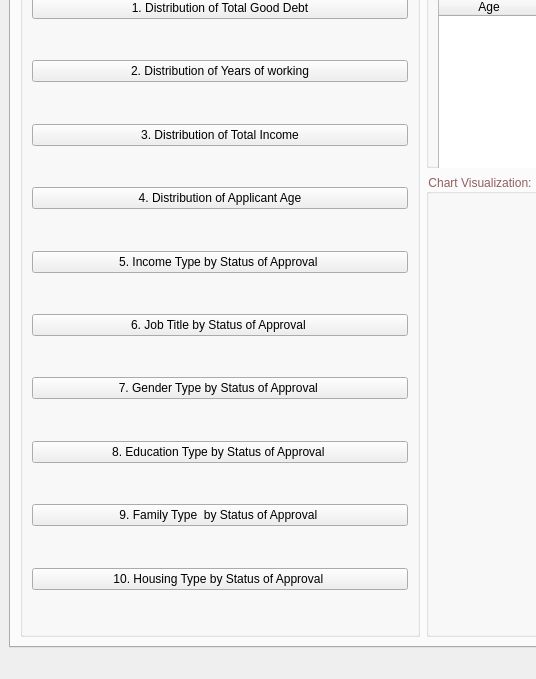
Qt form UI/MainWindow.ui (ngoctonguyen17/MachineLearningApplication-CreditCardApproval) before a commit; both pictures show x 0 to 536 and y 95 to 774 of the 1203 by 774 pixel window.
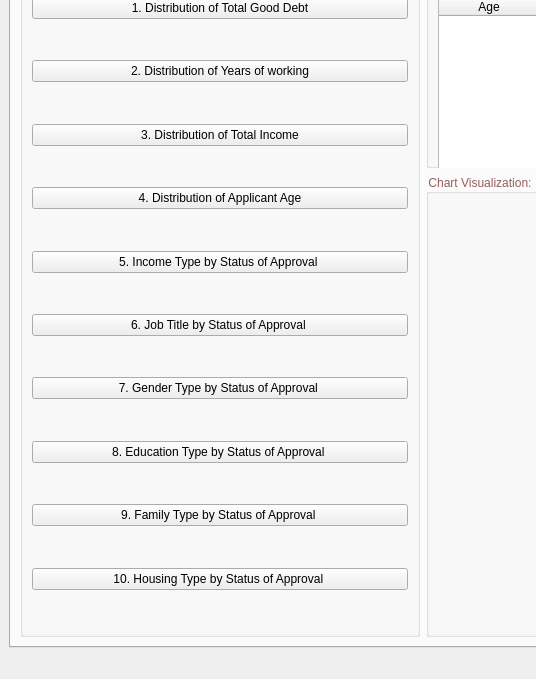
The same form after that commit. Icons and pictures are not drawn.

Diff of the .ui file:
```diff
--- a/UI/MainWindow.ui
+++ b/UI/MainWindow.ui
@@ -153,7 +153,7 @@
                 </spacer>
                </item>
                <item>
-                <widget class="QPushButton" name="pushButtonDistributionOfTotalIncome">
+                <widget class="QPushButton" name="pushButtonDistributionOfYearOfWorking">
                  <property name="styleSheet">
                   <string notr="true">color: rgb(0, 0, 0);
 font: 57 12pt &quot;Montserrat SemiBold&quot;;</string>
@@ -177,7 +177,7 @@
                 </spacer>
                </item>
                <item>
-                <widget class="QPushButton" name="pushButtonDistributionOfApplicantAge">
+                <widget class="QPushButton" name="pushButtonDistributionOfTotalIncome">
                  <property name="styleSheet">
                   <string notr="true">color: rgb(0, 0, 0);
 font: 57 12pt &quot;Montserrat SemiBold&quot;;</string>
@@ -201,7 +201,7 @@
                 </spacer>
                </item>
                <item>
-                <widget class="QPushButton" name="pushButtonIncomeTypeByStatusOfApproval">
+                <widget class="QPushButton" name="pushButtonDistributionOfApplicantAge">
                  <property name="styleSheet">
                   <string notr="true">color: rgb(0, 0, 0);
 font: 57 12pt &quot;Montserrat SemiBold&quot;;</string>
@@ -225,7 +225,7 @@
                 </spacer>
                </item>
                <item>
-                <widget class="QPushButton" name="pushButtonJobTitleTypeByStatusOfApproval">
+                <widget class="QPushButton" name="pushButtonIncomeTypeByStatusOfApproval">
                  <property name="styleSheet">
                   <string notr="true">color: rgb(0, 0, 0);
 font: 57 12pt &quot;Montserrat SemiBold&quot;;</string>
@@ -249,7 +249,7 @@
                 </spacer>
                </item>
                <item>
-                <widget class="QPushButton" name="pushButtonGenderTypeByStatusOfApproval">
+                <widget class="QPushButton" name="pushButtonJobTitleByStatusOfApproval">
                  <property name="styleSheet">
                   <string notr="true">color: rgb(0, 0, 0);
 font: 57 12pt &quot;Montserrat SemiBold&quot;;</string>
@@ -273,7 +273,7 @@
                 </spacer>
                </item>
                <item>
-                <widget class="QPushButton" name="pushButtonEducationTypeByStatusOfApproval">
+                <widget class="QPushButton" name="pushButtonGenderTypeByStatusOfApproval">
                  <property name="styleSheet">
                   <string notr="true">color: rgb(0, 0, 0);
 font: 57 12pt &quot;Montserrat SemiBold&quot;;</string>
@@ -297,7 +297,7 @@
                 </spacer>
                </item>
                <item>
-                <widget class="QPushButton" name="pushButtonFamilyTypeByStatusOfApproval">
+                <widget class="QPushButton" name="pushButtonEducationTypeByStatusOfApproval">
                  <property name="styleSheet">
                   <string notr="true">color: rgb(0, 0, 0);
 font: 57 12pt &quot;Montserrat SemiBold&quot;;</string>
@@ -321,13 +321,13 @@
                 </spacer>
                </item>
                <item>
-                <widget class="QPushButton" name="pushButtonHousingTypeByStatusOfApproval">
+                <widget class="QPushButton" name="pushButtonFamilyTypeByStatusOfApproval">
                  <property name="styleSheet">
                   <string notr="true">color: rgb(0, 0, 0);
 font: 57 12pt &quot;Montserrat SemiBold&quot;;</string>
                  </property>
                  <property name="text">
-                  <string>9. Family Type  by Status of Approval </string>
+                  <string>9. Family Type by Status of Approval </string>
                  </property>
                 </widget>
                </item>
@@ -345,7 +345,7 @@
                 </spacer>
                </item>
                <item>
-                <widget class="QPushButton" name="pushButtonDistributionOfYearOfWorking">
+                <widget class="QPushButton" name="pushButtonHousingTypeByStatusOfApproval">
                  <property name="styleSheet">
                   <string notr="true">color: rgb(0, 0, 0);
 font: 57 12pt &quot;Montserrat SemiBold&quot;;</string>
```
